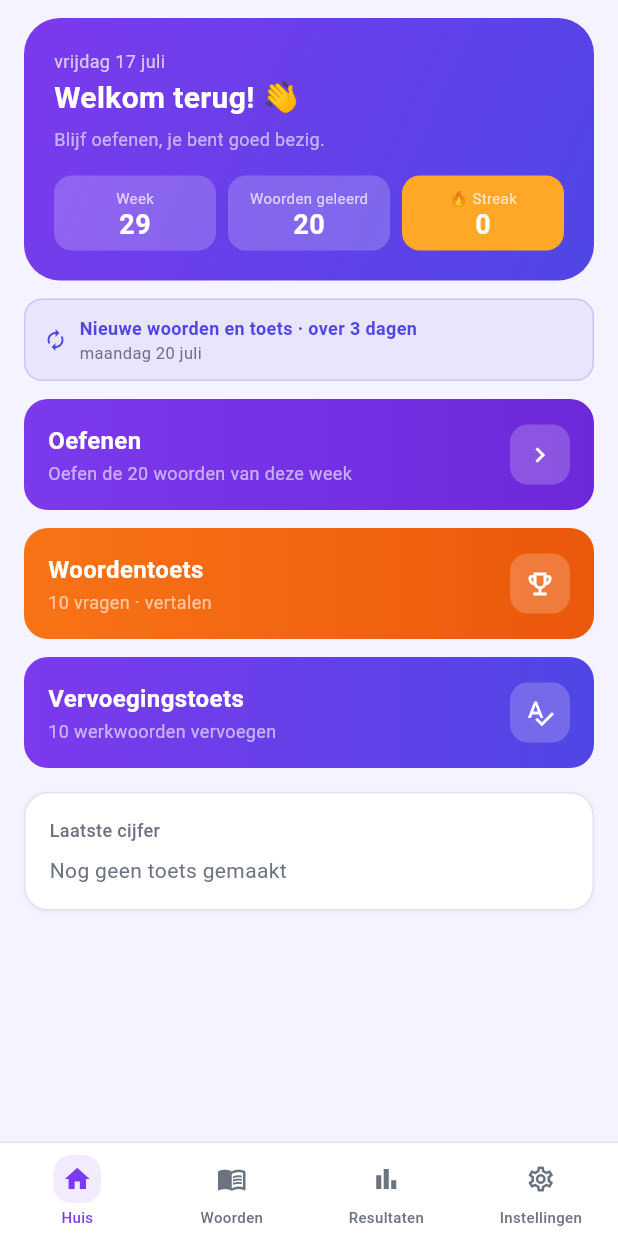
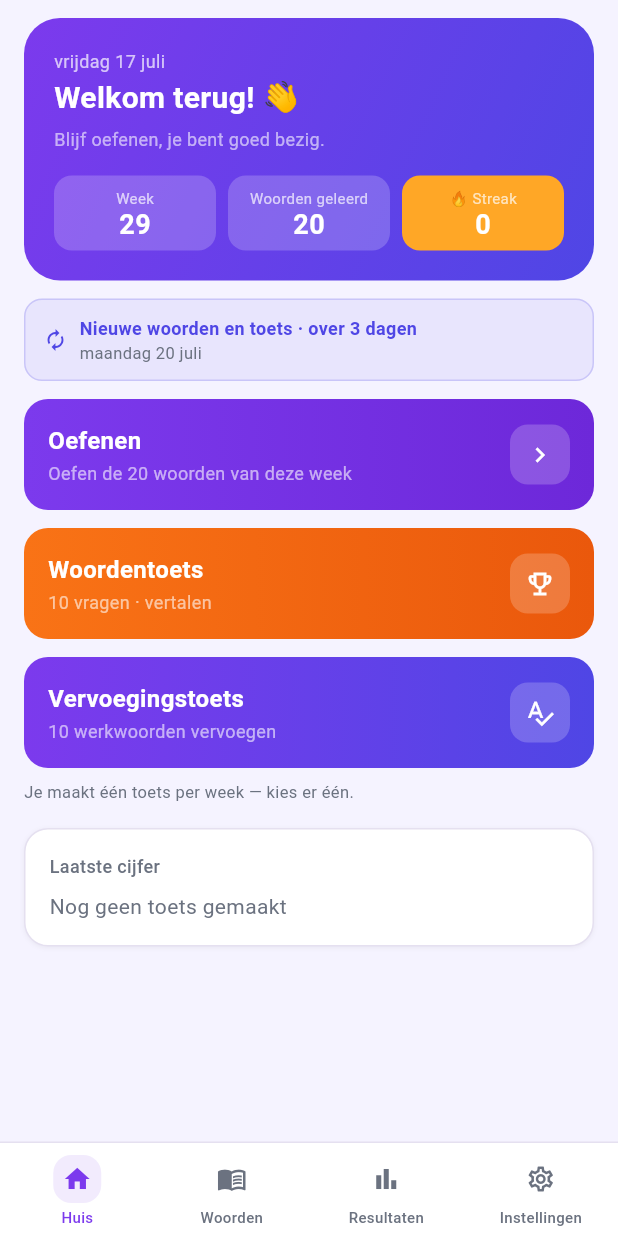
Before and after one commit to Hidde-Balestra/taalleer, a Flutter app: the screen it shows after launch, on a phone screen of 412 x 824 dp. Run offline on Flutter 3.47's test engine with Material 3 defaults, Android fonts, the phone set to English and light mode, and no system bars; our stand-ins replace shared_preferences.

Commit message:
Vervoegingstoets, streak, pauze, weekreset en eerdere woorden
Nieuwe functies:
- Vervoegingstoets: 10 werkwoorden in een willekeurige persoon vervoegen
  in de tegenwoordige tijd. Wederkerende werkwoorden worden overgeslagen
  zodat het antwoord eenduidig blijft.
- Wekelijkse streak: een afgeronde toets per week houdt de streak in
  stand; een gemiste week laat hem vervallen. Bijgehouden in effectieve
  weken en lokaal opgeslagen.
- Pauze-toggle in de instellingen: toetsen geblokkeerd en de streak staat
  stil (niet omhoog, niet gereset). Bij uitschakelen worden de pauzeweken
  weggerekend zodat de streak naadloos hervat.
- Weekreset zichtbaar: een banner toont wanneer de woorden en de toets
  vernieuwen (maandag), met datum en aantal dagen.
- Scherm "Eerdere woorden": alle woorden die je eerder hebt gehad,
  gegroepeerd per week.
- Een toets per week: na het afronden zijn beide toetsen op slot tot de
  wekelijkse reset. AppState weigert een tweede resultaat in dezelfde week.

Bugfix:
- Een verduidelijking tussen haakjes hoeft niet meegetypt te worden.
  Bij estar ("zijn (toestand)") werd "zijn" ten onrechte fout gerekend;
  nu zijn beide vormen goed, ook in dyslexie-modus.

Tests: 128 groen.

Co-Authored-By: Claude Opus 4.8 <noreply@anthropic.com>

```diff
--- a/lib/app_state.dart
+++ b/lib/app_state.dart
@@ -81,14 +81,16 @@ class AppState extends ChangeNotifier {
 
   bool get paused => _streakState.paused;
 
-  /// Mogen er toetsen gemaakt worden? Niet tijdens pauze.
-  bool get quizAllowed => !_streakState.paused;
-
   /// Is deze week al een toets afgerond?
   bool get quizDoneThisWeek {
     final last = _streakState.lastQuizWeek;
     return last != null && last == _effectiveWeek();
   }
+
+  /// Mag er nu een toets gemaakt worden? Niet tijdens pauze, en hoogstens
+  /// één keer per week: na een afgeronde toets is de volgende pas bij de
+  /// wekelijkse reset weer beschikbaar.
+  bool get quizAllowed => !_streakState.paused && !quizDoneThisWeek;
 
   void updateSettings(AppSettings settings) {
     _settings = settings;
@@ -117,9 +119,10 @@ class AppState extends ChangeNotifier {
   }
 
   /// Verwerkt een afgeronde toets: bewaart het resultaat en werkt de streak
-  /// bij. Tijdens pauze gebeurt er niets (toetsen zijn dan geblokkeerd).
+  /// bij. Wordt genegeerd tijdens pauze en als er deze week al een toets is
+  /// gemaakt (één toets per week).
   void addResult(QuizResult result) {
-    if (_streakState.paused) return;
+    if (!quizAllowed) return;
     _history.insert(0, result);
     _updateStreakForCompletion();
     notifyListeners();
--- a/lib/i18n.dart
+++ b/lib/i18n.dart
@@ -11,6 +11,7 @@ class Strings {
   final String homeQuizWeekend, homeLastGrade, homeNoResult;
   final String homeGreeting, homeSubGreeting;
   final String homeQuizDone, homePaused, homePausedSub;
+  final String homeQuizNext, homeQuizOnce;
   // Reset van de week
   final String resetTitle, resetTomorrow, resetInDays;
   // Eerdere woorden
@@ -77,6 +78,8 @@ class Strings {
     required this.homeQuizDone,
     required this.homePaused,
     required this.homePausedSub,
+    required this.homeQuizNext,
+    required this.homeQuizOnce,
     required this.resetTitle,
     required this.resetTomorrow,
     required this.resetInDays,
@@ -165,9 +168,11 @@ class Strings {
     homeNoResult: 'Nog geen toets gemaakt',
     homeGreeting: 'Welkom terug! 👋',
     homeSubGreeting: 'Blijf oefenen, je bent goed bezig.',
-    homeQuizDone: 'Deze week al afgerond ✓',
+    homeQuizDone: 'Toets van deze week afgerond ✓',
     homePaused: 'Streak gepauzeerd',
     homePausedSub: 'Schakel de pauze uit om toetsen te maken',
+    homeQuizNext: 'Volgende toets',
+    homeQuizOnce: 'Je maakt één toets per week — kies er één.',
     resetTitle: 'Nieuwe woorden en toets',
     resetTomorrow: 'morgen',
     resetInDays: 'over {d} dagen',
@@ -256,9 +261,11 @@ class Strings {
     homeNoResult: 'No quiz taken yet',
     homeGreeting: 'Welcome back! 👋',
     homeSubGreeting: 'Keep practicing, you are doing great.',
-    homeQuizDone: 'Already done this week ✓',
+    homeQuizDone: 'This week\'s quiz completed ✓',
     homePaused: 'Streak paused',
     homePausedSub: 'Turn off pause to take quizzes',
+    homeQuizNext: 'Next quiz',
+    homeQuizOnce: 'You take one quiz per week — pick one.',
     resetTitle: 'New words and quiz',
     resetTomorrow: 'tomorrow',
     resetInDays: 'in {d} days',
--- a/lib/screens/home_screen.dart
+++ b/lib/screens/home_screen.dart
@@ -1,5 +1,6 @@
 import 'package:flutter/material.dart';
 
+import '../data.dart';
 import '../i18n.dart';
 import '../models.dart';
 import '../theme.dart';
@@ -108,6 +109,46 @@ class HomeScreen extends StatelessWidget {
               ),
             ),
           )
+        else if (quizDoneThisWeek)
+          // Eén toets per week: na afronden pas weer bij de reset.
+          AppCard(
+            child: Row(
+              children: [
+                Container(
+                  width: 40,
+                  height: 40,
+                  decoration: BoxDecoration(
+                    color: AppColors.green.withValues(alpha: 0.12),
+                    borderRadius: BorderRadius.circular(12),
+                  ),
+                  child: const Icon(
+                    Icons.check_circle,
+                    size: 20,
+                    color: AppColors.green,
+                  ),
+                ),
+                const SizedBox(width: 12),
+                Expanded(
+                  child: Column(
+                    crossAxisAlignment: CrossAxisAlignment.start,
+                    children: [
+                      Text(
+                        t.homeQuizDone,
+                        style: const TextStyle(
+                          fontWeight: FontWeight.w600,
+                          fontSize: 14,
+                        ),
+                      ),
+                      Text(
+                        '${t.homeQuizNext} ${t.resetWhen(daysUntilWordReset())}',
+                        style: TextStyle(fontSize: 12, color: palette.muted),
+                      ),
+                    ],
+                  ),
+                ),
+              ],
+            ),
+          )
         else ...[
           _GradientActionButton(
             onTap: onQuiz,
@@ -136,27 +177,11 @@ class HomeScreen extends StatelessWidget {
               size: 20,
             ),
           ),
-          if (quizDoneThisWeek) ...[
-            const SizedBox(height: 12),
-            Row(
-              children: [
-                const Icon(
-                  Icons.check_circle,
-                  size: 16,
-                  color: AppColors.green,
-                ),
-                const SizedBox(width: 6),
-                Text(
-                  t.homeQuizDone,
-                  style: const TextStyle(
-                    fontSize: 12,
-                    fontWeight: FontWeight.w600,
-                    color: AppColors.green,
-                  ),
-                ),
-              ],
-            ),
-          ],
+          const SizedBox(height: 8),
+          Text(
+            t.homeQuizOnce,
+            style: TextStyle(fontSize: 11, color: palette.muted),
+          ),
         ],
         const SizedBox(height: 16),
         AppCard(
```
Also changed, not shown: lib/utils.dart (+20 -0 lines), 3 other files.
